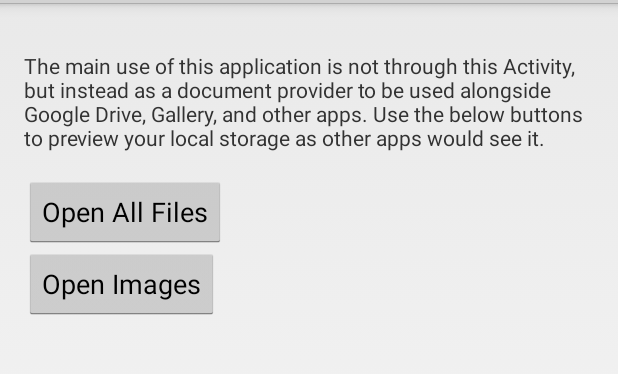
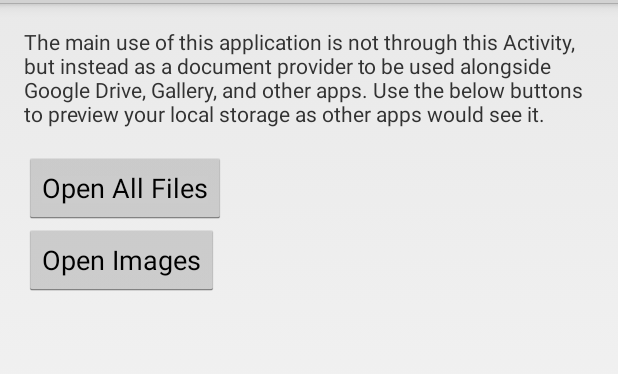
Before and after one commit to ianhanniballake/LocalStorage, an Android app: the screen it shows after launch (MainActivity), on a phone screen of 412 x 824 dp, the part 69-443 px from its top. Run offline under Robolectric (Android 15) with nearby library versions, the phone set to English and light mode, and no system bars.

```diff
--- a/LocalStorage/src/main/res/layout/activity_main.xml
+++ b/LocalStorage/src/main/res/layout/activity_main.xml
@@ -13,7 +13,6 @@
         android:layout_width="match_parent"
         android:layout_height="wrap_content"
         android:paddingBottom="@dimen/padding_vertical"
-        android:paddingTop="@dimen/padding_vertical"
         android:text="@string/description"/>
 
     <Button
@@ -40,6 +39,6 @@
         android:layout_width="match_parent"
         android:layout_height="0dp"
         android:layout_weight="1"
-        android:scaleType="centerCrop"/>
+        android:scaleType="fitCenter"/>
 
 </LinearLayout>
```
Also changed, not shown: LocalStorage/src/main/java/com/ianhanniballake/localstorage/LocalStorageProvider.java (+5 -3 lines), 2 other files.
